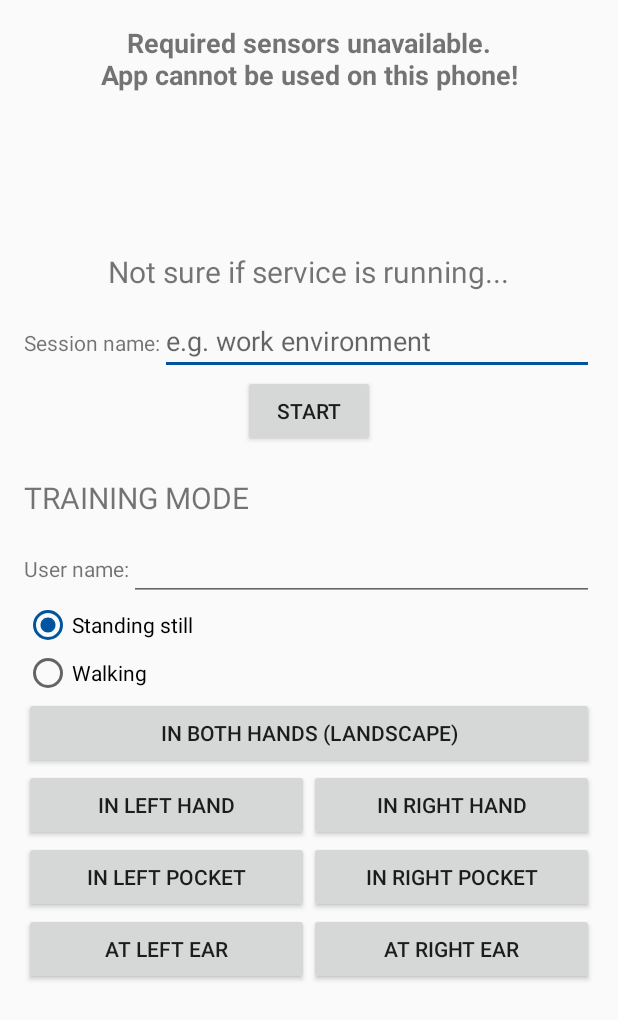
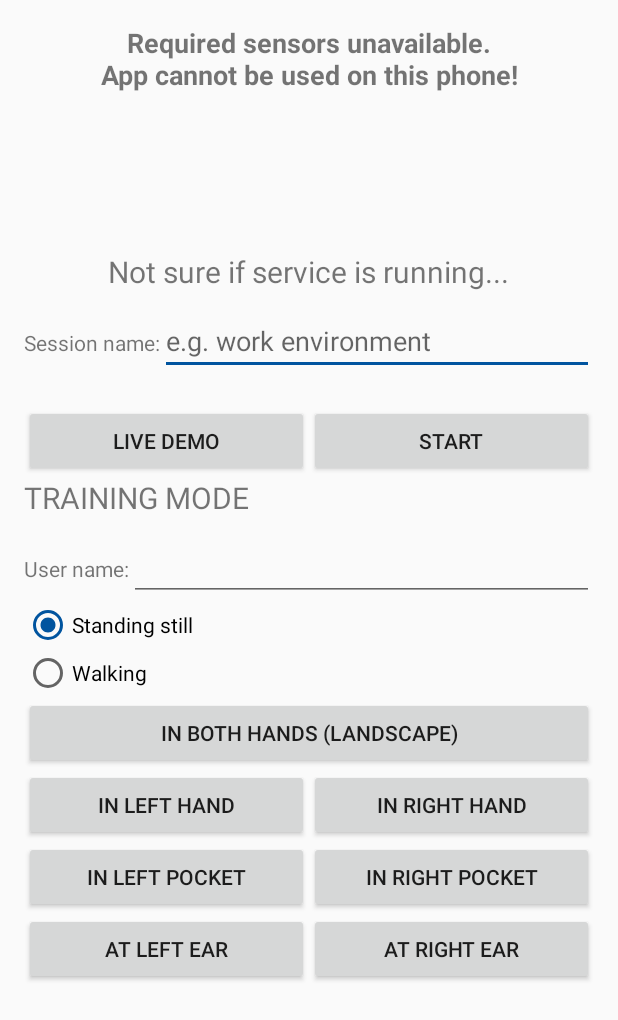
Before and after one commit to RWTH-iNets/HandTrackingApp, an Android app: the layout fragment_service_status.xml on its own in the app's theme, with its tools: preview values and no code run, on a phone screen of 412 x 824 dp. Shown: the top 1020 px of the screen. Run offline under Robolectric (Android 15) with nearby library versions, the phone set to English and light mode, and no system bars.

Commit message:
Added a hacked-together live demo mode (client).

```diff
--- a/Gollum/app/src/main/java/de/rwth_aachen/inets/gollum/LoggingService.java
+++ b/Gollum/app/src/main/java/de/rwth_aachen/inets/gollum/LoggingService.java
@@ -366,6 +366,7 @@ public class LoggingService extends Service implements SensorEventListener
 
         //this needs to come after listeners have been detached.
         getDBHelper().insertLogEntry(mCurrentLogSessionID, SystemClock.elapsedRealtimeNanos(), LogEventTypes.LOG_STOPPED);
+        getDBHelper().finishLogSession(mCurrentLogSessionID);
 
         stopForeground(true);
     }
--- a/Gollum/app/src/main/res/layout/fragment_service_status.xml
+++ b/Gollum/app/src/main/res/layout/fragment_service_status.xml
@@ -41,17 +41,32 @@
                 android:ems="10"
                 android:hint="@string/service_status_sessionname_hint"
                 android:inputType="text" />
+
         </LinearLayout>
-
-        <Button
-            android:id="@+id/service_status_startstopbutton"
-            android:layout_width="wrap_content"
-            android:layout_height="wrap_content"
-            android:text="@string/service_status_start" />
 
         <Space
             android:layout_width="match_parent"
             android:layout_height="20dp" />
+
+        <LinearLayout
+            android:layout_width="match_parent"
+            android:layout_height="match_parent"
+            android:orientation="horizontal">
+
+            <Button
+                android:id="@+id/service_status_livedemo"
+                android:layout_width="20dp"
+                android:layout_height="wrap_content"
+                android:layout_weight="1"
+                android:text="Live Demo" />
+
+            <Button
+                android:id="@+id/service_status_startstopbutton"
+                android:layout_width="20dp"
+                android:layout_height="wrap_content"
+                android:layout_weight="1"
+                android:text="@string/service_status_start" />
+        </LinearLayout>
 
         <TextView
             android:id="@+id/textView4"
--- a/Gollum/build.gradle
+++ b/Gollum/build.gradle
@@ -3,9 +3,10 @@
 buildscript {
     repositories {
         jcenter()
+        google()
     }
     dependencies {
-        classpath 'com.android.tools.build:gradle:2.3.3'
+        classpath 'com.android.tools.build:gradle:3.0.0'
 
         // NOTE: Do not place your application dependencies here; they belong
         // in the individual module build.gradle files
```
Also changed, not shown: Gollum/app/build.gradle (+6 -5 lines), Gollum/app/src/main/java/de/rwth_aachen/inets/gollum/LoggingServiceDBHelper.java (+22 -1 lines), Gollum/app/src/main/java/de/rwth_aachen/inets/gollum/ServiceStatusFragment.java (+101 -0 lines), Gollum/gradle/wrapper/gradle-wrapper.properties, 1 other file.
